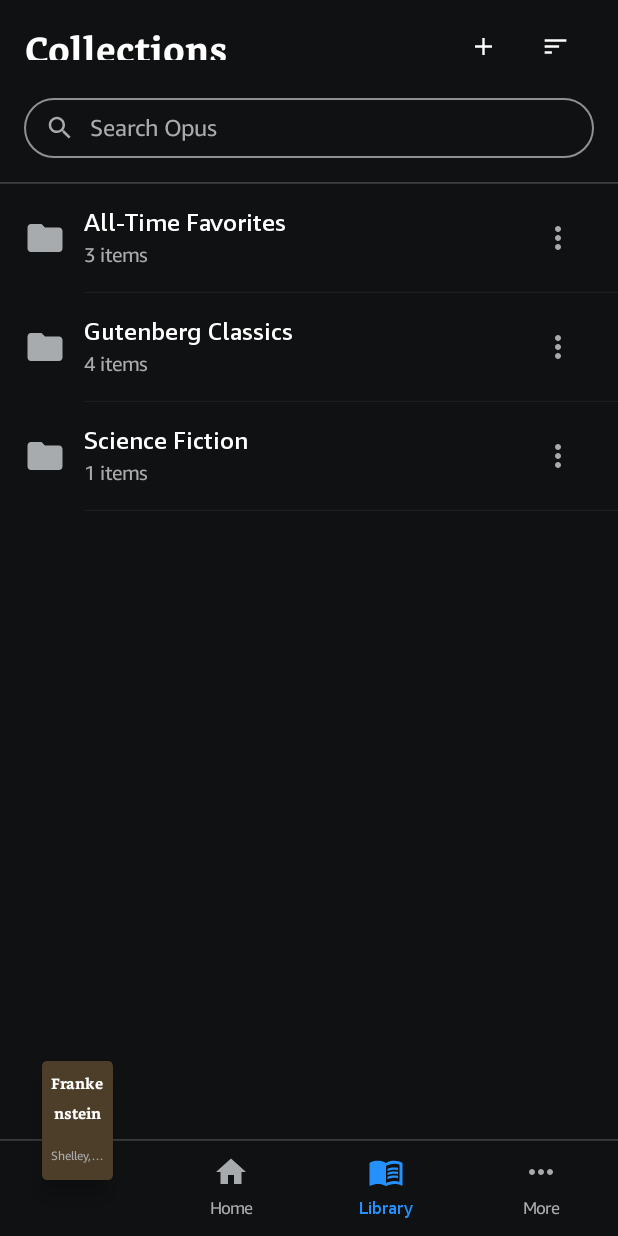
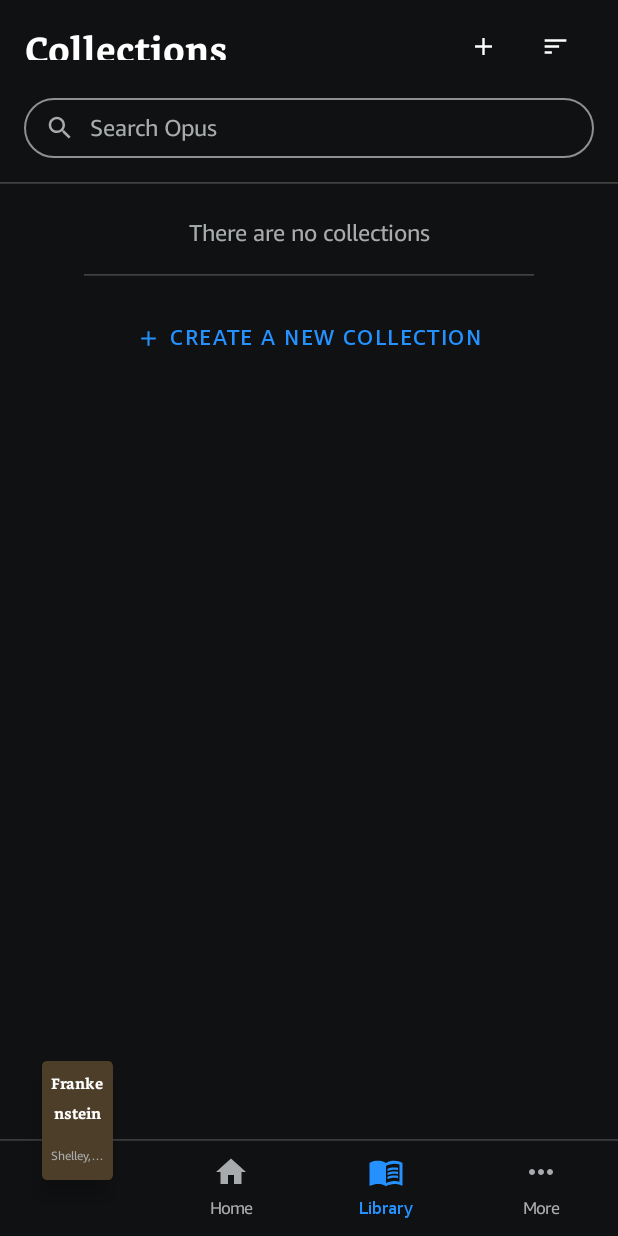
Before and after one commit to BerKetKet/kindling.experimentation, an Android app built with Jetpack Compose: the CollectionsScreen screen opened through its navigation route, on a phone screen of 412 x 824 dp. Run offline under Robolectric (Android 15) with nearby library versions, the phone set to English and light mode, and no system bars.

Commit message:
feat(real-ui): calibrate D08 Collections empty state and verify with honest harness

```diff
--- a/app/src/main/java/app/opusreader/data/BookRepository.kt
+++ b/app/src/main/java/app/opusreader/data/BookRepository.kt
@@ -16,6 +16,7 @@ interface BookRepository {
     fun setFilter(filter: LibraryFilterState)
     fun setSortOrder(sortOrder: LibrarySortOrder)
     fun setViewMode(viewMode: LibraryViewMode)
+    fun setCollections(collections: List<CollectionItem>)
     fun createCollection(name: String): CollectionItem
     fun deleteCollection(id: String)
     fun toggleBookInCollection(bookId: String, collectionId: String)
@@ -31,7 +32,7 @@ interface BookRepository {
 
 class FakeBookRepository(
     initialBooks: List<Book> = SampleBooks.sampleList,
-    initialCollections: List<CollectionItem> = SampleBooks.sampleCollections,
+    initialCollections: List<CollectionItem> = emptyList(),
     initialNotifications: List<NotificationItem> = SampleBooks.sampleNotifications
 ) : BookRepository {
 
@@ -49,6 +50,10 @@ class FakeBookRepository(
 
     private val _collections = MutableStateFlow(initialCollections)
     override val collections: StateFlow<List<CollectionItem>> = _collections.asStateFlow()
+
+    override fun setCollections(collections: List<CollectionItem>) {
+        _collections.value = collections
+    }
 
     private val _notifications = MutableStateFlow(initialNotifications)
     override val notifications: StateFlow<List<NotificationItem>> = _notifications.asStateFlow()
--- a/app/src/main/java/app/opusreader/navigation/OpusNavHost.kt
+++ b/app/src/main/java/app/opusreader/navigation/OpusNavHost.kt
@@ -490,6 +490,7 @@ private fun handleFixtureDeepLink(
             }
         }
         "D08", "L08" -> {
+            bookRepository.setCollections(emptyList())
             navController.navigate(NavRoutes.COLLECTIONS) {
                 popUpTo(0) { inclusive = true }
             }
--- a/app/src/main/java/app/opusreader/ui/screens/CollectionsScreen.kt
+++ b/app/src/main/java/app/opusreader/ui/screens/CollectionsScreen.kt
@@ -3,6 +3,7 @@ package app.opusreader.ui.screens
 import androidx.compose.foundation.background
 import androidx.compose.foundation.border
 import androidx.compose.foundation.clickable
+import androidx.compose.foundation.layout.Arrangement
 import androidx.compose.foundation.layout.Box
 import androidx.compose.foundation.layout.Column
 import androidx.compose.foundation.layout.Row
@@ -198,7 +199,7 @@ fun CollectionsScreen(
             Column(
                 modifier = Modifier
                     .fillMaxWidth()
-                    .padding(top = 72.refPx),
+                    .padding(top = 60.refPx),
                 horizontalAlignment = Alignment.CenterHorizontally
             ) {
                 Text(
@@ -210,35 +211,37 @@ fun CollectionsScreen(
                     textAlign = TextAlign.Center
                 )
 
-                Spacer(modifier = Modifier.height(49.refPx))
+                Spacer(modifier = Modifier.height(45.refPx))
 
-                Box(
+                HorizontalDivider(
+                    modifier = Modifier.width(788.refPx),
+                    color = Color(0xFF404040),
+                    thickness = 3.refPx
+                )
+
+                Spacer(modifier = Modifier.height(82.refPx))
+
+                Row(
                     modifier = Modifier
-                        .width(787.refPx)
-                        .height(144.refPx)
-                        .clip(RoundedCornerShape(4.refPx))
-                        .border(width = 3.refPx, color = Color(0xFF404040), shape = RoundedCornerShape(4.refPx))
                         .clickable { showCreateDialog = true },
-                    contentAlignment = Alignment.Center
-                ) {
-                    Row(
-                        verticalAlignment = Alignment.CenterVertically
+                    verticalAlignment = Alignment.CenterVertically,
+                    horizontalArrangement = Arrangement.Center
                 ) {
                     Icon(
                         imageVector = Icons.Default.Add,
                         contentDescription = null,
-                            tint = OpusTextPrimary,
-                            modifier = Modifier.size(18.dp)
+                        tint = Color(0xFF2491FF),
+                        modifier = Modifier.size(44.refPx)
                     )
                     Spacer(modifier = Modifier.width(16.refPx))
                     Text(
                         text = "CREATE A NEW COLLECTION",
                         fontFamily = AmazonEmberFontFamily,
                         fontWeight = FontWeight.Bold,
-                            fontSize = 13.5.sp,
-                            color = OpusTextPrimary
+                        color = Color(0xFF2491FF),
+                        fontSize = 14.sp,
+                        letterSpacing = 1.sp
                     )
-                    }
                 }
             }
         } else {
```
Also changed, not shown: 5 other files. Lines whose indentation alone changed are shown as unchanged.
